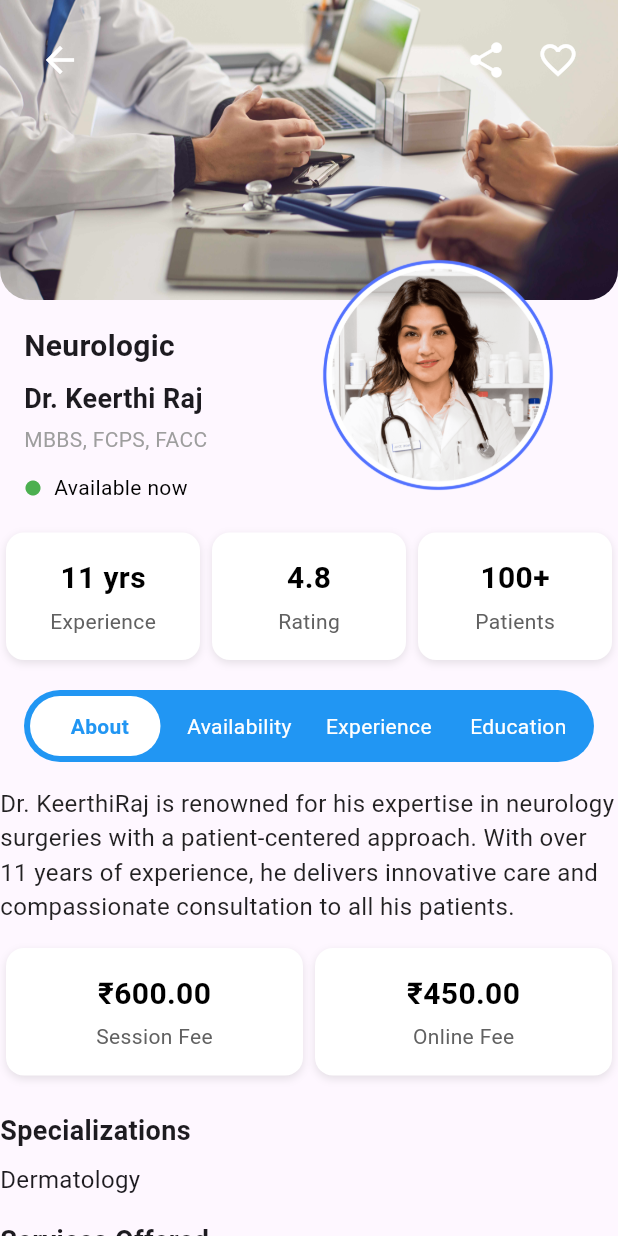
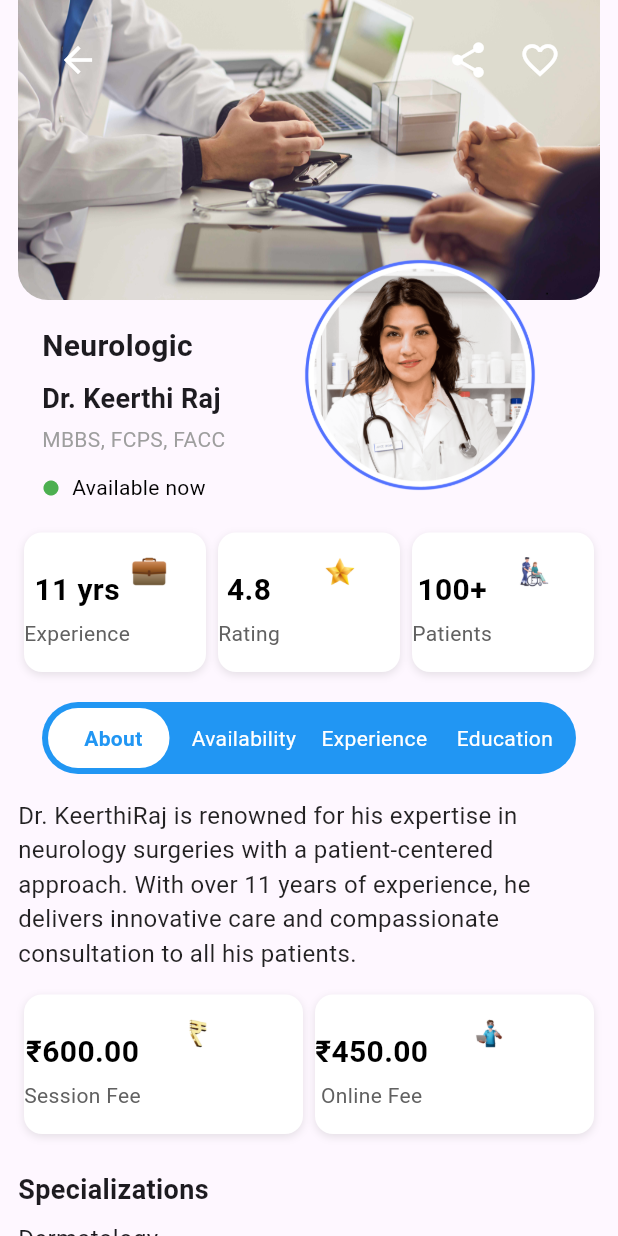
Before and after one commit to P-R-ROHITH/dr_profile, a Flutter app: the screen it shows after launch, on a phone screen of 412 x 824 dp. Run offline on Flutter 3.47's test engine with Material 3 defaults, Android fonts, the phone set to English and light mode, and no system bars.

Commit message:
ver 0.26

```diff
--- a/lib/main.dart
+++ b/lib/main.dart
@@ -215,6 +215,8 @@ class _DoctorProfilePageState extends State<DoctorProfilePage> {
   Widget build(BuildContext context) {
     return Scaffold(
       body: SingleChildScrollView(
+        child: Padding(
+          padding: const EdgeInsets.symmetric(horizontal: 12), // Reduced width by increasing horizontal padding
           child: Column(
             crossAxisAlignment: CrossAxisAlignment.stretch,
             children: [
@@ -284,6 +286,7 @@ class _DoctorProfilePageState extends State<DoctorProfilePage> {
             ],
           ),
         ),
+      ),
     );
   }
 }
@@ -292,8 +295,18 @@ class _DoctorProfilePageState extends State<DoctorProfilePage> {
 class StatCard extends StatelessWidget {
   final String value;
   final String label;
+  final String? imagePath;
+  final double? imageTop;
+  final double? imageRight;
 
-  const StatCard({super.key, required this.value, required this.label});
+  const StatCard({
+    super.key,
+    required this.value,
+    required this.label,
+    this.imagePath,
+    this.imageTop,
+    this.imageRight,
+  });
 
   @override
   Widget build(BuildContext context) {
@@ -312,9 +325,22 @@ class StatCard extends StatelessWidget {
             )
           ],
         ),
-        child: Column(
+        child: Stack(
+          children: [
+            if (imagePath != null)
+              Positioned(
+                top: imageTop ?? 0,
+                right: imageRight ?? 0,
+                child: Image.asset(
+                  imagePath!,
+                  height: 40,
+                  width: 40,
+                ),
+              ),
+            Column(
               mainAxisSize: MainAxisSize.min,
               children: [
+                const SizedBox(height: 8),
                 Text(
                   value,
                   style: const TextStyle(fontSize: 20, fontWeight: FontWeight.bold, color: Colors.black),
@@ -323,6 +349,8 @@ class StatCard extends StatelessWidget {
                 Text(
                   label,
                   style: TextStyle(fontSize: 14, color: Colors.grey[700]),
+                ),
+              ],
             ),
           ],
         ),
@@ -339,9 +367,27 @@ class StatCardsSection extends StatelessWidget {
   Widget build(BuildContext context) {
     return Row(
       children: const [
-        StatCard(value: "11 yrs", label: "Experience"),
-        StatCard(value: "4.8", label: "Rating"),
-        StatCard(value: "100+", label: "Patients"),
+        StatCard(
+          value: "11 yrs",
+          label: "Experience",
+          imagePath: 'assets/suitcase.png', // Replace with your image path
+          imageTop: -10, // Adjust the vertical position
+          imageRight: 20 , // Adjust the horizontal position
+        ),
+        StatCard(
+          value: "4.8",
+          label: "Rating",
+          imagePath: 'assets/star png.png', // Replace with your image path
+          imageTop: -10,
+          imageRight: 20,
+        ),
+        StatCard(
+          value: "100+",
+          label: "Patients",
+          imagePath: 'assets/patients png.png', // Replace with your image path
+          imageTop: -10,
+          imageRight: 20,
+        ),
       ],
     );
   }
@@ -440,8 +486,16 @@ class DescriptionSection extends StatelessWidget {
         SizedBox(height: 12),
         Row(
           children: [
-            StatCard(value: "₹600.00", label: "Session Fee"),
-            StatCard(value: "₹450.00", label: "Online Fee"),
+            StatCard(value: "₹600.00",
+                imagePath: 'assets/rupee png (1).png',
+                imageTop: -10,
+                imageRight: 50,
+                label: "Session Fee"),
+            StatCard(value: "₹450.00",
+                imagePath: 'assets/doctor png.png',
+                imageTop: -10,
+                imageRight: 50,
+                label: "Online Fee"),
           ],
         )
       ],
@@ -463,7 +517,11 @@ class SpecializationsSection extends StatelessWidget {
   @override
   Widget build(BuildContext context) {
     final List<String> additionalServices = [
+      'Anti-Aging Treatment',
+      'Scar Treatment',
       'Botox Treatment',
+      'Skin Consultant',
+      'Acne/Pimples Treatment'
           'Dermal Fillers',
       'Laser Hair Removal',
       'Chemical Peel',
@@ -773,7 +831,7 @@ class _ReviewsSectionState extends State<ReviewsSection> {
                   children: [
                     CircleAvatar(
                       radius: 24, // Adjust size as needed
-                      backgroundImage: AssetImage('assets/profile_placeholder.png'), // Replace with actual profile picture
+                      backgroundImage: AssetImage('assets/patients png.png'), // Replace with actual profile picture
                     ),
                     const SizedBox(width: 12),
                     Expanded(
```
Also changed, not shown: assets/suitcase.png (added), lib/drprofile2.dart (deleted). Lines whose indentation alone changed are shown as unchanged.
